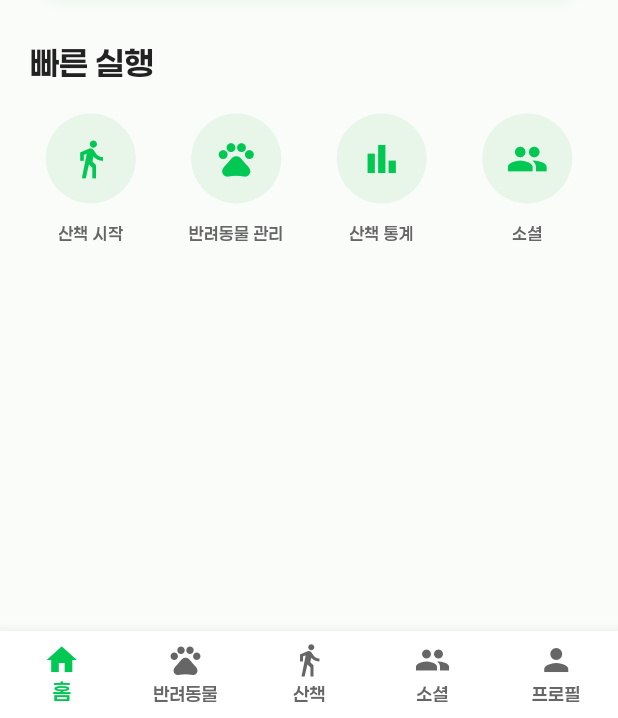
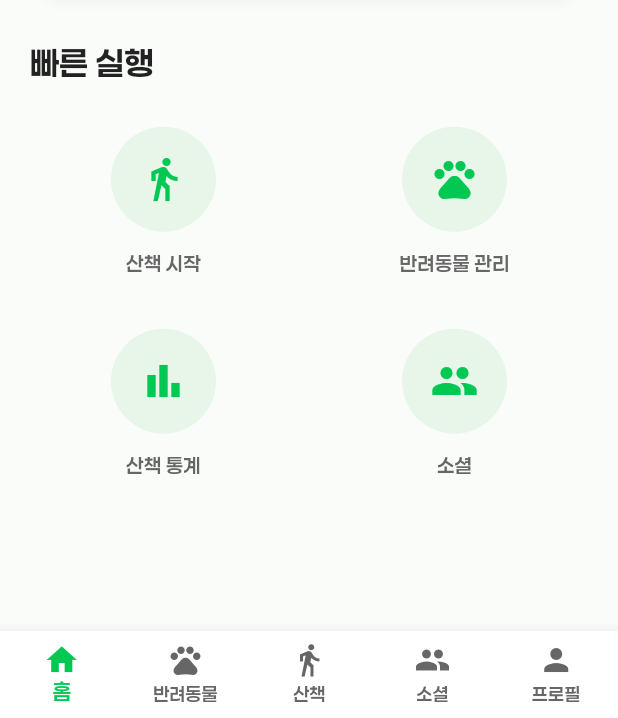
Before and after one commit to hamsterganggang/deu-petwalkingapp, a Flutter app: the screen it shows once a user with an empty profile is signed in, on a phone screen of 412 x 824 dp, the part 518-1236 px from its top. Run offline on Flutter 3.47's test engine with Material 3 defaults, Android fonts, the phone set to English and light mode, and no system bars; our stand-ins replace cloud_firestore, firebase_auth, firebase_core, firebase_storage, fl_chart, flutter_map and 5 more; accounts and stored records are empty.

```diff
--- a/lib/screens/home_screen.dart
+++ b/lib/screens/home_screen.dart
@@ -293,11 +293,12 @@ class _HomeScreenState extends State<HomeScreen> {
         ),
         const SizedBox(height: 20),
         GridView.count(
-          crossAxisCount: 4,
+          crossAxisCount: 2,
           shrinkWrap: true,
           physics: const NeverScrollableScrollPhysics(),
           mainAxisSpacing: 16,
           crossAxisSpacing: 16,
+          childAspectRatio: 1.5,
           children: [
             _buildQuickAccessItem(
               icon: Icons.directions_walk,
@@ -363,20 +364,21 @@ class _HomeScreenState extends State<HomeScreen> {
         mainAxisAlignment: MainAxisAlignment.center,
         children: [
           CircleAvatar(
-            radius: 30,
+            radius: 35,
             backgroundColor: AppTheme.secondaryMint,
             child: Icon(
               icon,
               color: AppTheme.primaryGreen,
-              size: 28,
+              size: 32,
             ),
           ),
           const SizedBox(height: 12),
           Text(
             label,
-            style: Theme.of(context).textTheme.bodySmall?.copyWith(
+            style: Theme.of(context).textTheme.bodyMedium?.copyWith(
                   color: AppTheme.textBody,
-                  fontSize: 11,
+                  fontSize: 13,
+                  fontWeight: FontWeight.w500,
                 ),
             textAlign: TextAlign.center,
             maxLines: 2,
--- a/lib/screens/walk_end_dialog.dart
+++ b/lib/screens/walk_end_dialog.dart
@@ -41,6 +41,10 @@ class _WalkEndDialogState extends State<WalkEndDialog> {
     return Dialog(
       shape: RoundedRectangleBorder(
         borderRadius: BorderRadius.circular(AppTheme.cardRadius),
+      ),
+      child: ConstrainedBox(
+        constraints: BoxConstraints(
+          maxHeight: MediaQuery.of(context).size.height * 0.8,
         ),
         child: Container(
           padding: const EdgeInsets.all(24),
@@ -189,6 +193,7 @@ class _WalkEndDialogState extends State<WalkEndDialog> {
             ),
           ),
         ),
+      ),
     );
   }
 }
```
Also changed, not shown: lib/screens/pet_select_dialog.dart (+14 -0 lines). Lines whose indentation alone changed are shown as unchanged.
